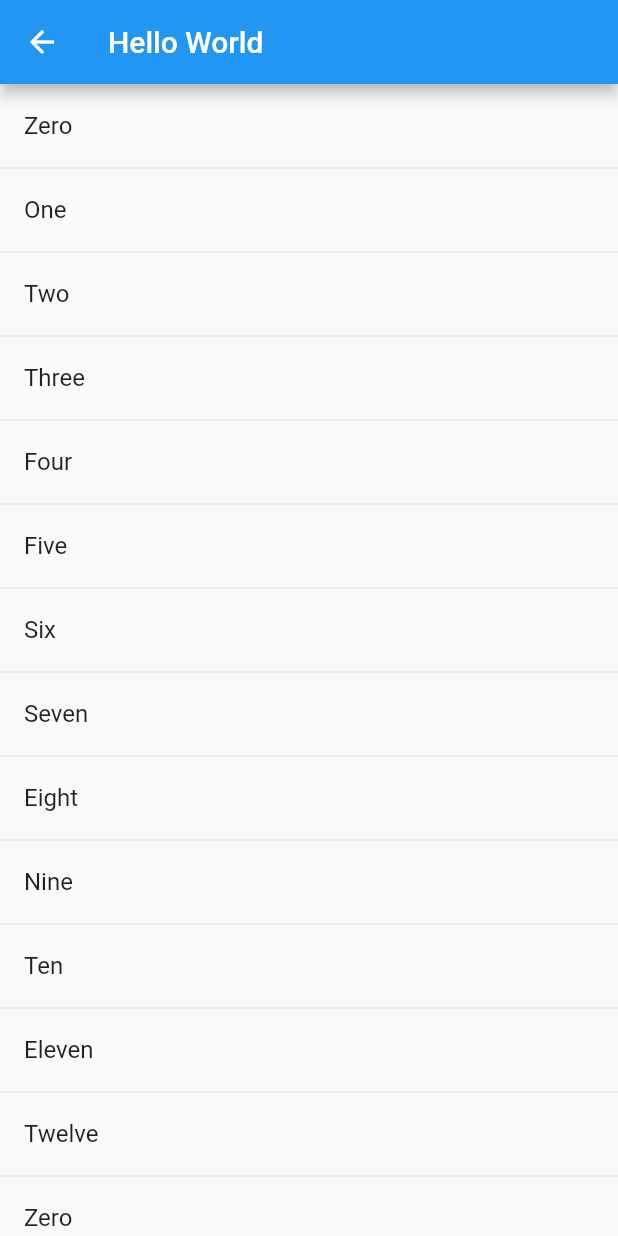
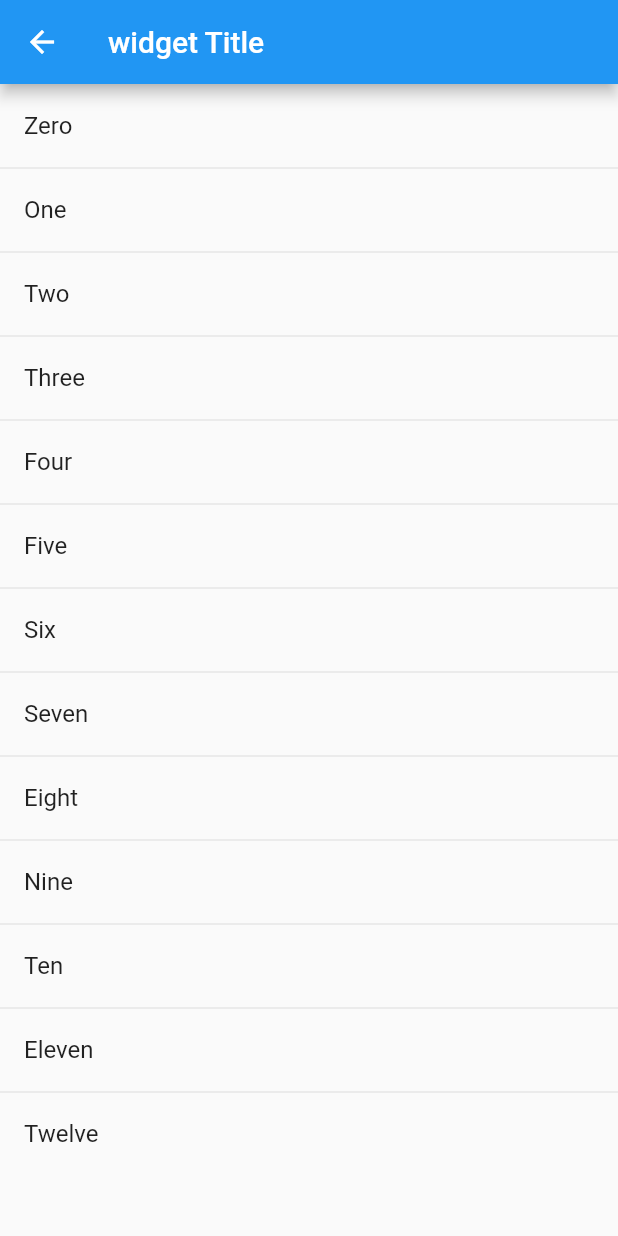
Before and after one commit to uncaose/flutter_test, a Flutter app: the screen it shows after launch, after a tap on "Number", on a phone screen of 412 x 824 dp. Run offline on Flutter 3.47's test engine with Material 2 defaults, Android fonts, the phone set to English and light mode, and no system bars; generated files the repository leaves out were written again.

Commit message:
Feat: intl example

```diff
--- a/lib/src/app.dart
+++ b/lib/src/app.dart
@@ -1,15 +1,18 @@
 import 'package:flutter/material.dart';
 import 'package:flutter_localizations/flutter_localizations.dart';
 import 'i18n/i18n.dart';
+import 'i18n/messages.dart';
 import './routes.dart';
+
+final msg = Messages();
 
 class App extends StatelessWidget {
   @override
   Widget build(BuildContext context) {
     return MaterialApp(
-      onGenerateTitle: (BuildContext context) => I18n.of(context).title,
+      onGenerateTitle: (BuildContext context) => msg.title,
       localizationsDelegates: [
-        const I18nDelegate(),
+        I18nDelegate(),
         GlobalMaterialLocalizations.delegate,
         GlobalWidgetsLocalizations.delegate,
       ],
--- a/lib/src/i18n/i18n.dart
+++ b/lib/src/i18n/i18n.dart
@@ -1,72 +1,38 @@
 import 'package:flutter/material.dart';
-import 'package:flutter/foundation.dart' show SynchronousFuture;
+import 'package:intl/intl.dart';
+
+import 'messages_all.dart';
 
 class I18n {
-  I18n(this.locale);
+  static Future<I18n> load(Locale locale) {
+    final String name =
+        locale.countryCode == null ? locale.languageCode : locale.toString();
+    final String localeName = Intl.canonicalizedLocale(name);
 
-  final Locale locale;
+    return initializeMessages(localeName).then((bool _) {
+      Intl.defaultLocale = localeName;
+      return new I18n();
+    });
+  }
 
   static I18n of(BuildContext context) {
     return Localizations.of<I18n>(context, I18n);
   }
-
-  static Map<String, Map<String, String>> _localizedValues = {
-    'en': {
-      'title': 'Hello World',
-      'n0': 'Zero',
-      'n1': 'One',
-      'n2': 'Two',
-      'n3': 'Three',
-      'n4': 'Four',
-      'n5': 'Five',
-      'n6': 'Six',
-      'n7': 'Seven',
-      'n8': 'Eight',
-      'n9': 'Nine',
-      'n10': 'Ten',
-      'n11': 'Eleven',
-      'n12': 'Twelve',
-    },
-    'ko': {
-      'title': '안녕하세요.',
-      'n0': '영',
-      'n1': '일',
-      'n2': '이',
-      'n3': '삼',
-      'n4': '사',
-      'n5': '오',
-      'n6': '육',
-      'n7': '칠',
-      'n8': '팔',
-      'n9': '구',
-      'n10': '십',
-      'n11': '십일',
-      'n12': '십이',
-    },
-  };
-
-  String get title {
-    return _localizedValues[locale.languageCode ?? 'en']['title'];
-  }
-
-  String tr(txt) {
-    return _localizedValues[locale.languageCode ?? 'en'][txt] ?? '';
-  }
 }
 
 class I18nDelegate extends LocalizationsDelegate<I18n> {
-  const I18nDelegate();
-
   @override
-  bool isSupported(Locale locale) => ['en', 'ko'].contains(locale.languageCode);
+  bool isSupported(Locale locale) {
+    return ['en', 'ko'].contains(locale.languageCode);
+  }
 
   @override
   Future<I18n> load(Locale locale) {
-    // Returning a SynchronousFuture here because an async "load" operation
-    // isn't needed to produce an instance of Local.
-    return SynchronousFuture<I18n>(I18n(locale));
+    return I18n.load(locale);
   }
 
   @override
-  bool shouldReload(I18nDelegate old) => false;
+  bool shouldReload(LocalizationsDelegate<I18n> old) {
+    return false;
+  }
 }
--- /dev/null
+++ b/lib/src/i18n/messages.dart
@@ -0,0 +1,23 @@
+import 'package:intl/intl.dart';
+
+class Messages {
+  String get appName => Intl.message('application Name', name: 'appName');
+  String get widgetName => Intl.message('widget Name', name: 'widgetName');
+  String get title => Intl.message('widget Title', name: 'title');
+  String get welcome => Intl.message('Welcome Title', name: 'welcome');
+  String get hello => Intl.message('Hello', name: 'hello');
+  String get number => Intl.message('Number', name: 'number');
+  String get n0 => Intl.message('Zero', name: 'n0');
+  String get n1 => Intl.message('One', name: 'n1');
+  String get n2 => Intl.message('Two', name: 'n2');
+  String get n3 => Intl.message('Three', name: 'n3');
+  String get n4 => Intl.message('Four', name: 'n4');
+  String get n5 => Intl.message('Five', name: 'n5');
+  String get n6 => Intl.message('Six', name: 'n6');
+  String get n7 => Intl.message('Seven', name: 'n7');
+  String get n8 => Intl.message('Eight', name: 'n8');
+  String get n9 => Intl.message('Nine', name: 'n9');
+  String get n10 => Intl.message('Ten', name: 'n10');
+  String get n11 => Intl.message('Eleven', name: 'n11');
+  String get n12 => Intl.message('Twelve', name: 'n12');
+}
--- a/lib/src/screens/hello.dart
+++ b/lib/src/screens/hello.dart
@@ -1,15 +1,17 @@
 import 'package:flutter/material.dart';
-import '../i18n/i18n.dart';
+import '../i18n/messages.dart';
+
+final msg = Messages();
 
 class Hello extends StatelessWidget {
   @override
   Widget build(BuildContext context) {
     return Scaffold(
       appBar: AppBar(
-        title: Text(I18n.of(context).title),
+        title: Text(msg.title),
       ),
       body: Center(
-        child: Text(I18n.of(context).title),
+        child: Text(msg.title),
       ),
     );
   }
--- a/lib/src/screens/number.dart
+++ b/lib/src/screens/number.dart
@@ -1,13 +1,15 @@
 import 'package:flutter/material.dart';
-import '../i18n/i18n.dart';
+import '../i18n/messages.dart';
 import '../widgets/tile_title.dart';
+
+final msg = Messages();
 
 class Number extends StatelessWidget {
   @override
   Widget build(BuildContext context) {
     return Scaffold(
       appBar: AppBar(
-        title: Text(I18n.of(context).title),
+        title: Text(msg.title),
       ),
       body: getList(context),
     );
@@ -18,22 +20,19 @@ class Number extends StatelessWidget {
       children: ListTile.divideTiles(
         context: context,
         tiles: [
-          TileTitle(I18n.of(context).tr('n0')),
-          TileTitle(I18n.of(context).tr('n1')),
-          TileTitle(I18n.of(context).tr('n2')),
-          TileTitle(I18n.of(context).tr('n3')),
-          TileTitle(I18n.of(context).tr('n4')),
-          TileTitle(I18n.of(context).tr('n5')),
-          TileTitle(I18n.of(context).tr('n6')),
-          TileTitle(I18n.of(context).tr('n7')),
-          TileTitle(I18n.of(context).tr('n8')),
-          TileTitle(I18n.of(context).tr('n9')),
-          TileTitle(I18n.of(context).tr('n10')),
-          TileTitle(I18n.of(context).tr('n11')),
-          TileTitle(I18n.of(context).tr('n12')),
-          ...['n0', 'n2', 'n9', 'n3', 'n12']
-              .map((e) => TileTitle(I18n.of(context).tr(e)))
-              .toList(),
+          TileTitle(msg.n0),
+          TileTitle(msg.n1),
+          TileTitle(msg.n2),
+          TileTitle(msg.n3),
+          TileTitle(msg.n4),
+          TileTitle(msg.n5),
+          TileTitle(msg.n6),
+          TileTitle(msg.n7),
+          TileTitle(msg.n8),
+          TileTitle(msg.n9),
+          TileTitle(msg.n10),
+          TileTitle(msg.n11),
+          TileTitle(msg.n12),
         ],
       ).toList(),
     );
--- a/lib/src/screens/welcome.dart
+++ b/lib/src/screens/welcome.dart
@@ -1,25 +1,27 @@
 import 'package:flutter/material.dart';
-import '../i18n/i18n.dart';
+import '../i18n/messages.dart';
+
+final msg = Messages();
 
 class Welcome extends StatelessWidget {
   @override
   Widget build(BuildContext context) {
     return Scaffold(
       appBar: AppBar(
-        title: Text(I18n.of(context).tr('welcome')),
+        title: Text(msg.welcome),
       ),
       body: Center(
         child: Column(
           mainAxisAlignment: MainAxisAlignment.center,
           children: [
             RaisedButton(
-              child: Text('Hello'),
+              child: Text(msg.hello),
               onPressed: () {
                 Navigator.pushNamed(context, '/hello');
               },
             ),
             RaisedButton(
-              child: Text('Number'),
+              child: Text(msg.number),
               onPressed: () {
                 Navigator.pushNamed(context, '/number');
               },
--- a/pubspec.yaml
+++ b/pubspec.yaml
@@ -25,7 +25,8 @@ dependencies:
     sdk: flutter
   flutter_localizations:
     sdk: flutter
-
+  intl:
+  intl_translation:
 
   # The following adds the Cupertino Icons font to your application.
   # Use with the CupertinoIcons class for iOS style icons.
```
Also changed, not shown: 2 other files.
